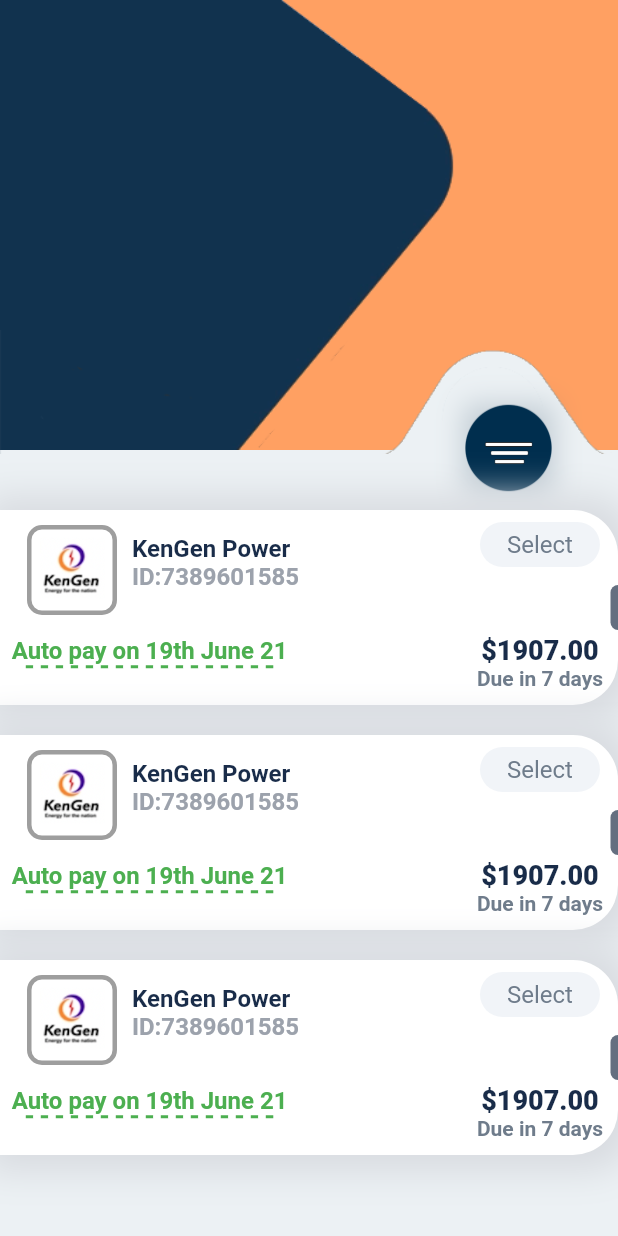
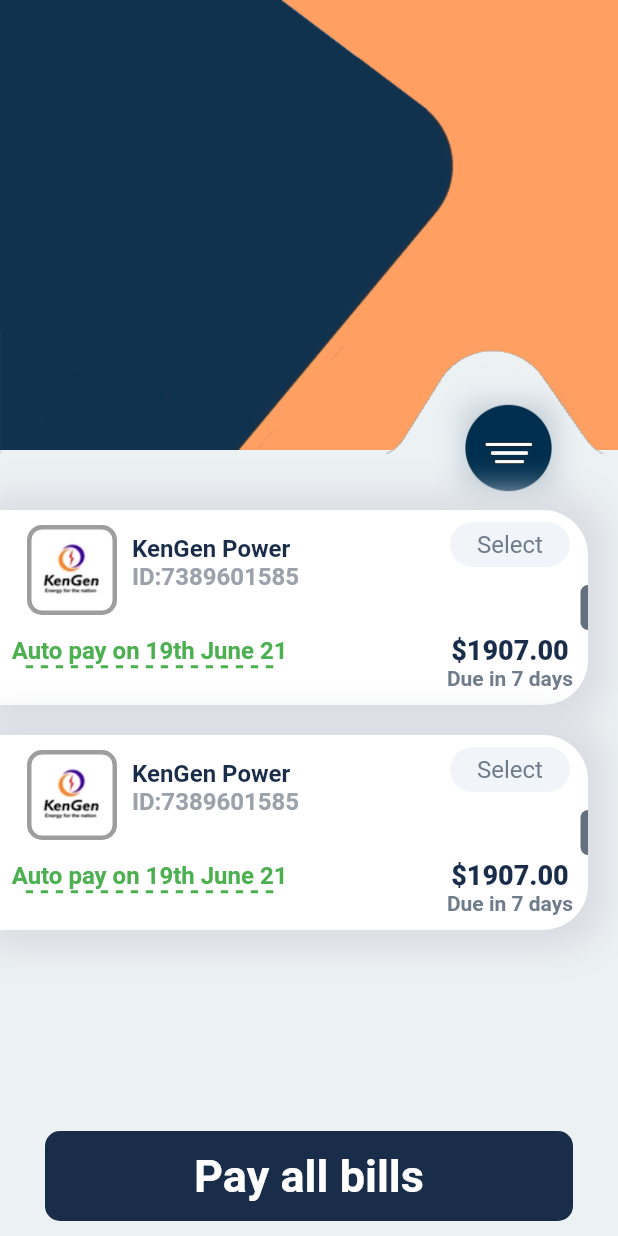
Before and after one commit to banku27/Payment_Integration, a Flutter app: the screen it shows after launch, on a phone screen of 412 x 824 dp. Run offline on Flutter 3.47's test engine with Material 2 defaults, Android fonts, the phone set to English and light mode, and no system bars.

Commit message:
ontap feature

```diff
--- a/lib/pages/home_page.dart
+++ b/lib/pages/home_page.dart
@@ -1,5 +1,7 @@
 import 'package:flutter/material.dart';
 import 'package:payment_integration/components/colors.dart';
+import 'package:payment_integration/widget/buttons.dart';
+import 'package:payment_integration/widget/large_button.dart';
 import 'package:payment_integration/widget/text_size.dart';
 
 class HomePage extends StatefulWidget {
@@ -19,7 +21,8 @@
 
     return Scaffold(
       backgroundColor: AppColor.backGroundColor,
-      body: Container(
+      body: SingleChildScrollView(
+        child: Container(
           height: MediaQuery.of(context).size.height,
           child: Stack(
             children: [
@@ -27,7 +30,9 @@
               _curveImageContainer(),
               _buttonContainer(),
               _listBill(),
+              _payButton(),
             ],
+          ),
         ),
       ),
     );
@@ -75,6 +80,57 @@
     return Positioned(
       bottom: 495,
       right: 43,
+      child: GestureDetector(
+        onTap: () {
+          showModalBottomSheet<dynamic>(
+              context: context,
+              isScrollControlled: true,
+              barrierColor: Colors.transparent,
+              backgroundColor: Colors.transparent,
+              builder: (BuildContext bc) {
+                return Container(
+                  height: MediaQuery.of(context).size.height - 240,
+                  child: Stack(
+                    children: [
+                      Positioned(
+                        bottom: 0,
+                        child: Container(
+                          color: Color(0xffeef1f4).withOpacity(0.7),
+                          width: MediaQuery.of(context).size.width,
+                          height: MediaQuery.of(context).size.height - 310,
+                        ),
+                      ),
+                      Positioned(
+                        right: 44,
+                        top: 0,
+                        child: Container(
+                          margin: const EdgeInsets.only(top: 8),
+                          height: 240,
+                          width: 60,
+                          decoration: BoxDecoration(
+                            borderRadius: BorderRadius.circular(29),
+                            color: AppColor.mainColor,
+                          ),
+                          child: Column(
+                            children: [
+                              AppButtons(
+                                icon: Icons.cancel,
+                                iconColor: Colors.white,
+                                textColor: Colors.white,
+                                backgroundColor: Colors.white,
+                                onTap: () {
+                                  Navigator.pop(context);
+                                },
+                              )
+                            ],
+                          ),
+                        ),
+                      )
+                    ],
+                  ),
+                );
+              });
+        },
         child: Container(
           height: 60,
           width: 60,
@@ -86,6 +142,7 @@
                     offset: Offset(0, 1),
                     color: Color(0xff11324d).withOpacity(0.2))
               ]),
+        ),
       ),
     );
   }
@@ -100,10 +157,10 @@
         context: context,
         removeTop: true,
         child: ListView.builder(
-            itemCount: 3,
+            itemCount: 2,
             itemBuilder: (_, index) {
               return Container(
-                margin: EdgeInsets.only(top: 20),
+                margin: EdgeInsets.only(top: 20, right: 20),
                 height: 130,
                 width: MediaQuery.of(context).size.width - 18,
                 decoration: const BoxDecoration(
@@ -226,4 +283,13 @@
       ),
     );
   }
+
+  _payButton() {
+    return Positioned(
+        bottom: 10,
+        child: AppLargeButton(
+          text: "Pay all bills",
+          textColor: Colors.white,
+        ));
   }
+}
--- /dev/null
+++ b/lib/widget/large_button.dart
@@ -0,0 +1,44 @@
+import 'package:flutter/material.dart';
+import 'package:payment_integration/components/colors.dart';
+
+class AppLargeButton extends StatelessWidget {
+  final Color? backgroundColor;
+  final Color? textColor;
+  final String text;
+  final Function()? onTap;
+  final bool? isBorder;
+  const AppLargeButton({
+    Key? key,
+    this.backgroundColor: AppColor.mainColor,
+    this.textColor,
+    this.onTap,
+    this.isBorder: false,
+    required this.text,
+  }) : super(key: key);
+
+  @override
+  Widget build(BuildContext context) {
+    return InkWell(
+      onTap: onTap,
+      child: Container(
+        margin: EdgeInsets.only(left: 30, right: 30),
+        height: 60,
+        width: MediaQuery.of(context).size.width - 60,
+        decoration: BoxDecoration(
+            borderRadius: BorderRadius.circular(10),
+            color: AppColor.mainColor,
+            border: Border.all(width: 2, color: AppColor.mainColor)),
+        child: Center(
+          child: Text(
+            text,
+            style: TextStyle(
+              fontSize: 30,
+              color: textColor,
+              fontWeight: FontWeight.bold,
+            ),
+          ),
+        ),
+      ),
+    );
+  }
+}
```
Also changed, not shown: lib/widget/buttons.dart (added, +51 -0 lines). Lines whose indentation alone changed are shown as unchanged.
